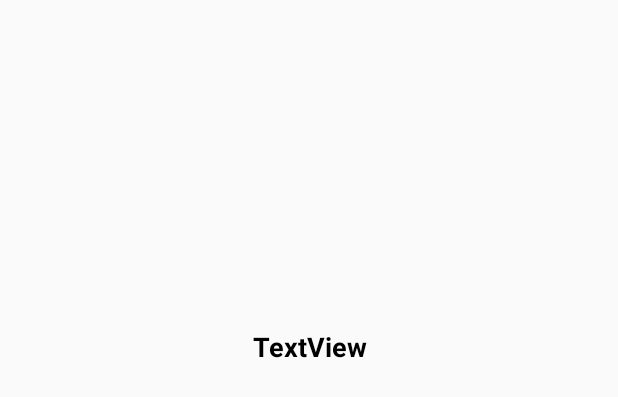
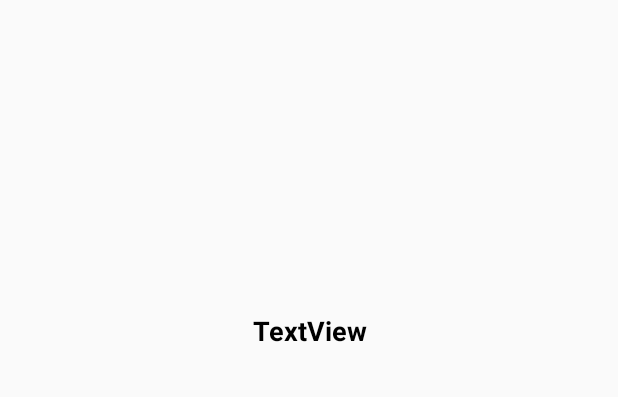
Before and after one commit to alexnassif/WorkoutByWill-android, an Android app: the layout ex_type_cell_grid.xml on its own in the app's theme, with its tools: preview values and no code run, on a phone screen of 412 x 824 dp. Shown: the top 397 px of the screen. Run offline under Robolectric (Android 15) with nearby library versions, the phone set to English and light mode, and no system bars.

Commit message:
ex row treak/fix

```diff
--- a/app/src/main/res/layout/activity_main.xml
+++ b/app/src/main/res/layout/activity_main.xml
@@ -27,7 +27,6 @@
             android:layout_height="wrap_content"
             android:src="@drawable/logo"
             android:layout_gravity="center"/>
-
 
     </android.support.v7.widget.Toolbar>
 
--- a/app/src/main/res/layout/ex_type_cell_grid.xml
+++ b/app/src/main/res/layout/ex_type_cell_grid.xml
@@ -1,10 +1,9 @@
 <?xml version="1.0" encoding="utf-8"?>
-<android.support.constraint.ConstraintLayout
-    xmlns:android="http://schemas.android.com/apk/res/android"
+<android.support.constraint.ConstraintLayout xmlns:android="http://schemas.android.com/apk/res/android"
     xmlns:app="http://schemas.android.com/apk/res-auto"
     xmlns:tools="http://schemas.android.com/tools"
     android:layout_width="match_parent"
-    android:layout_height="match_parent">
+    android:layout_height="wrap_content">
 
     <ImageView
         android:id="@+id/exerciseImageView"
```
